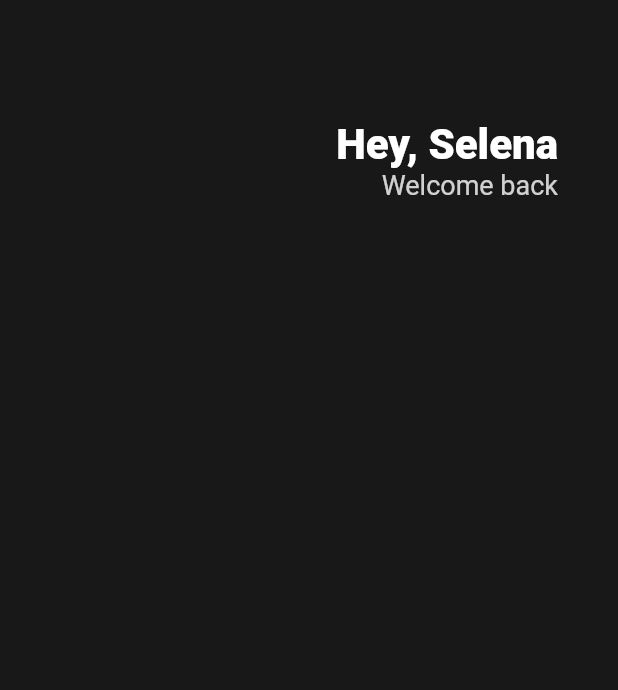
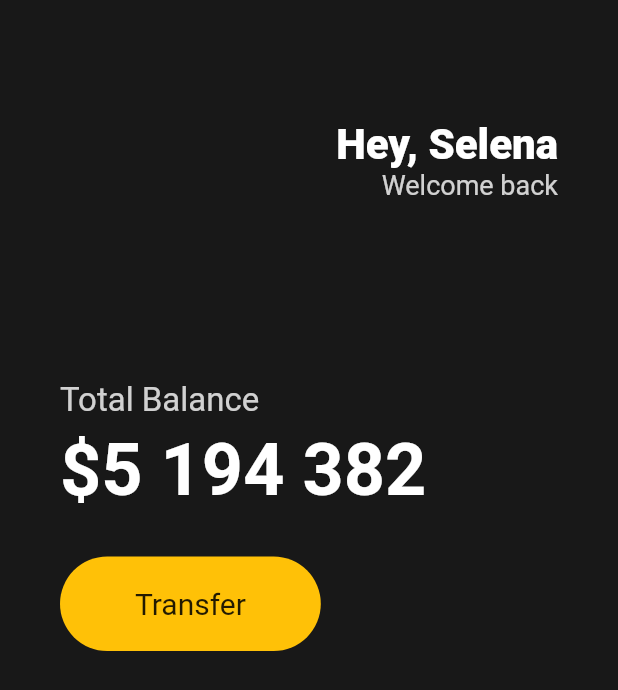
Before and after one commit to kyungseopk1m/flutter-study, a Flutter app: the screen it shows after launch, on a phone screen of 412 x 824 dp. Shown: the top 690 px of the screen. Run offline on Flutter 3.47's test engine with Material 2 defaults, Android fonts, the phone set to English and light mode, and no system bars.

Commit message:
✨  add Bottons Section

```diff
--- a/toonflix/lib/main.dart
+++ b/toonflix/lib/main.dart
@@ -13,6 +13,7 @@ class App extends StatelessWidget {
         body: Padding(
           padding: EdgeInsets.symmetric(horizontal: 40),
           child: Column(
+            crossAxisAlignment: CrossAxisAlignment.start,
             children: [
               SizedBox(
                 height: 80,
@@ -41,6 +42,52 @@ class App extends StatelessWidget {
                     ],
                   )
                 ],
+              ),
+              SizedBox(
+                height: 120,
+              ),
+              Text(
+                'Total Balance',
+                style: TextStyle(
+                  fontSize: 22,
+                  color: Colors.white.withOpacity(0.8),
+                ),
+              ),
+              SizedBox(
+                height: 5,
+              ),
+              Text(
+                '\$5 194 382',
+                style: TextStyle(
+                  fontSize: 48,
+                  fontWeight: FontWeight.w600,
+                  color: Colors.white,
+                ),
+              ),
+              SizedBox(
+                height: 30,
+              ),
+              Row(
+                children: [
+                  Container(
+                    decoration: BoxDecoration(
+                      color: Colors.amber,
+                      borderRadius: BorderRadius.circular(45),
+                    ),
+                    child: Padding(
+                      padding: EdgeInsets.symmetric(
+                        vertical: 20,
+                        horizontal: 50,
+                      ),
+                      child: Text(
+                        'Transfer',
+                        style: TextStyle(
+                          fontSize: 20,
+                        ),
+                      ),
+                    ),
+                  )
+                ],
               )
             ],
           ),
```
